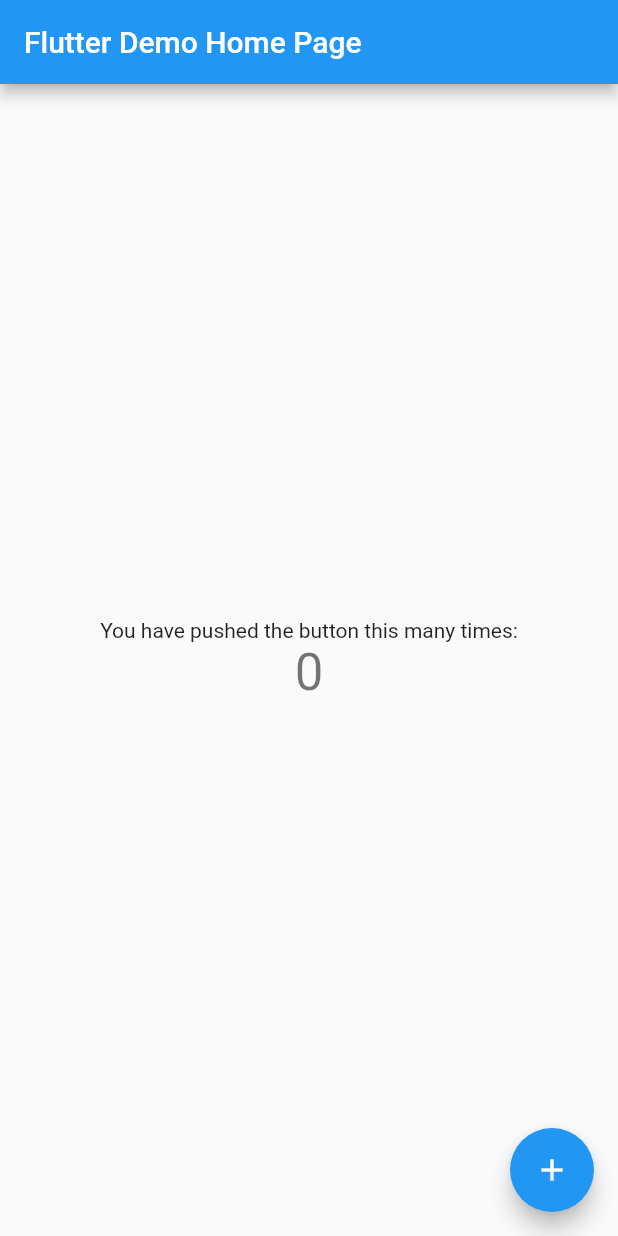
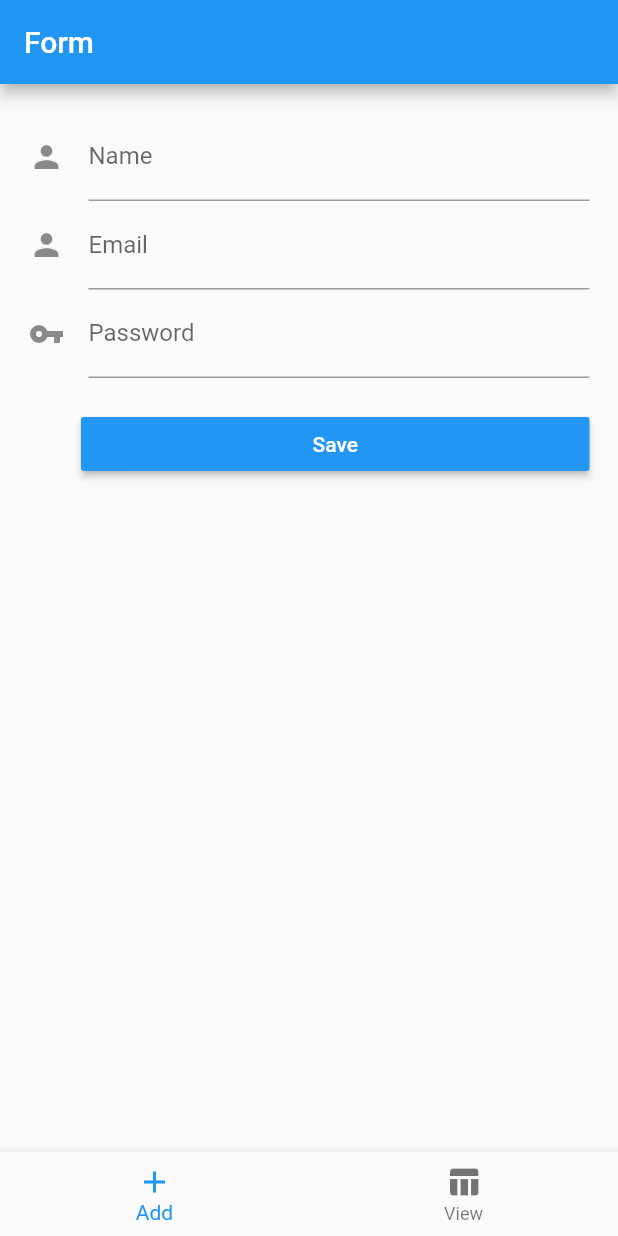
Before and after one commit to kneeraazon404/Site-monitoring-System, a Flutter app: the screen it shows after launch, on a phone screen of 412 x 824 dp. Run offline on Flutter 3.47's test engine with Material 2 defaults, Android fonts, the phone set to English and light mode, and no system bars.

```diff
--- /dev/null
+++ b/frontend/lib/form.dart
@@ -0,0 +1,101 @@
+import 'package:flutter/material.dart';
+import './user.dart';
+import 'package:http/http.dart' as http;
+import 'dart:async';
+import './main.dart';
+import 'dart:convert';
+class MyForm extends StatefulWidget {
+  int id;
+  MyForm(this.id);
+  @override
+  _MyFormState createState() => _MyFormState(this.id);
+}
+
+class _MyFormState extends State<MyForm> {
+  int id;
+  _MyFormState(this.id);
+  User user = User(0,'','','');
+  Future save() async{
+    if(user.id == 0){
+      await http.post("http://localhost:1337/apis/",
+      headers:<String,String>{'Context-Type':'application/json;charset=UTF-8'},body:<String,String>
+      {'name':user.name,'email':user.email,'password':user.password});
+    }else{
+      await http.put("http://localhost:1337/apis/${user.id.toString()}",
+      headers:<String,String>{'Context-Type':'application/json;charset=UTF-8'},body:<String,String>
+      {'name':user.name,'email':user.email,'password':user.password});
+    }
+      Navigator.push(context, new MaterialPageRoute(builder: (context)=>Home(1,0)));
+  }
+  @override
+  void initState() {
+    // TODO: implement initState
+    super.initState();
+    if(this.id != 0){
+      getOne();
+    }
+  }
+  void getOne() async{
+    var data = await http.get("http://localhost:1337/apis/${this.id}");
+    var u = json.decode(data.body);
+    setState(() {
+          user = User(u['id'], u['name'], u['email'], u['password']);
+    });
+  }
+  @override
+  Widget build(BuildContext context) {
+    return Container(
+       child: Form(child:
+          Padding(padding: EdgeInsets.all(19.0),
+            child:Column(
+                children: [
+                  Visibility(
+                    visible: false,
+                    child: TextField(controller: TextEditingController(text:user.id.toString())
+                    ),),
+                  TextField(
+                    controller: TextEditingController(text:user.name),
+                    onChanged: (val){
+                      user.name = val;
+                    },
+                    decoration: InputDecoration(
+                      labelText: "Name",
+                      icon: Icon(Icons.person)
+                    ),
+                  ),
+                  TextField(
+                    controller: TextEditingController(text:user.email),
+                    onChanged: (val){
+                      user.email = val;
+                    },
+                    decoration: InputDecoration(
+                      labelText: "Email",
+                      icon: Icon(Icons.person)
+                    ),
+                  ),
+                  TextField(
+                    controller: TextEditingController(text:user.password),
+                    onChanged: (val){
+                      user.password = val;
+                    },
+                    decoration: InputDecoration(
+                      labelText: "Password",
+                      icon: Icon(Icons.vpn_key)
+                    ),
+                  ),
+                  Padding(padding: EdgeInsets.fromLTRB(35, 20, 0, 0),
+                      child:MaterialButton(
+                        onPressed: save,
+                        minWidth: double.infinity,
+                        color: Colors.blue,
+                        textColor: Colors.white,
+                        child: Text("Save"),
+                      ),
+                  )
+                ],
+            ),
+          )
+       ),
+    );
+  }
+}
--- a/frontend/lib/main.dart
+++ b/frontend/lib/main.dart
@@ -1,117 +1,65 @@
 import 'package:flutter/material.dart';
-
-void main() {
-  runApp(MyApp());
+import 'package:frontend/form.dart';
+import 'package:frontend/list.dart';
+void main(){
+  runApp(Home(0,0));
+}
+class Home extends StatefulWidget {
+  int state;
+  int id;
+  Home(this.state,this.id);
+  @override
+  _HomeState createState() => _HomeState(this.state,this.id);
 }
 
-class MyApp extends StatelessWidget {
-  // This widget is the root of your application.
+class _HomeState extends State<Home> {
+  int state;
+  int id;
+  int _currentIndex = 0;
+  Widget _body;
+  String _title;
+  _HomeState(this.state,this.id);
+  @override
+  void initState() {
+    super.initState();
+    changeView(state);
+  }
+  void _onTap(index){
+    changeView(index);
+  }
+  void changeView(index){
+    _currentIndex = index;
+    setState(() {
+      switch (index) {
+        case 0:{
+          _title="Form";
+          _body=MyForm(this.id);
+          break;
+        }
+        case 1:{
+          _title="List";
+          _body=MyList();
+          break;-
+        }
+      }
+    });
+  }
   @override
   Widget build(BuildContext context) {
     return MaterialApp(
-      title: 'Flutter Demo',
-      theme: ThemeData(
-        // This is the theme of your application.
-        //
-        // Try running your application with "flutter run". You'll see the
-        // application has a blue toolbar. Then, without quitting the app, try
-        // changing the primarySwatch below to Colors.green and then invoke
-        // "hot reload" (press "r" in the console where you ran "flutter run",
-        // or simply save your changes to "hot reload" in a Flutter IDE).
-        // Notice that the counter didn't reset back to zero; the application
-        // is not restarted.
-        primarySwatch: Colors.blue,
-        // This makes the visual density adapt to the platform that you run
-        // the app on. For desktop platforms, the controls will be smaller and
-        // closer together (more dense) than on mobile platforms.
-        visualDensity: VisualDensity.adaptivePlatformDensity,
-      ),
-      home: MyHomePage(title: 'Flutter Demo Home Page'),
+      home:
+      Scaffold(
+        appBar: AppBar(title:Text(_title)),
+        body:_body,
+        bottomNavigationBar: BottomNavigationBar(
+          items: [
+            BottomNavigationBarItem(icon: Icon(Icons.add),title:Text("Add")),
+            BottomNavigationBarItem(icon: Icon(Icons.table_chart),title:Text("View")),
+          ],
+          currentIndex: _currentIndex,
+          onTap: _onTap,
+          ),
+      )
     );
   }
 }
-
-class MyHomePage extends StatefulWidget {
-  MyHomePage({Key key, this.title}) : super(key: key);
-
-  // This widget is the home page of your application. It is stateful, meaning
-  // that it has a State object (defined below) that contains fields that affect
-  // how it looks.
-
-  // This class is the configuration for the state. It holds the values (in this
-  // case the title) provided by the parent (in this case the App widget) and
-  // used by the build method of the State. Fields in a Widget subclass are
-  // always marked "final".
-
-  final String title;
-
-  @override
-  _MyHomePageState createState() => _MyHomePageState();
-}
-
-class _MyHomePageState extends State<MyHomePage> {
-  int _counter = 0;
-
-  void _incrementCounter() {
-    setState(() {
-      // This call to setState tells the Flutter framework that something has
-      // changed in this State, which causes it to rerun the build method below
-      // so that the display can reflect the updated values. If we changed
-      // _counter without calling setState(), then the build method would not be
-      // called again, and so nothing would appear to happen.
-      _counter++;
-    });
-  }
-
-  @override
-  Widget build(BuildContext context) {
-    // This method is rerun every time setState is called, for instance as done
-    // by the _incrementCounter method above.
-    //
-    // The Flutter framework has been optimized to make rerunning build methods
-    // fast, so that you can just rebuild anything that needs updating rather
-    // than having to individually change instances of widgets.
-    return Scaffold(
-      appBar: AppBar(
-        // Here we take the value from the MyHomePage object that was created by
-        // the App.build method, and use it to set our appbar title.
-        title: Text(widget.title),
-      ),
-      body: Center(
-        // Center is a layout widget. It takes a single child and positions it
-        // in the middle of the parent.
-        child: Column(
-          // Column is also a layout widget. It takes a list of children and
-          // arranges them vertically. By default, it sizes itself to fit its
-          // children horizontally, and tries to be as tall as its parent.
-          //
-          // Invoke "debug painting" (press "p" in the console, choose the
-          // "Toggle Debug Paint" action from the Flutter Inspector in Android
-          // Studio, or the "Toggle Debug Paint" command in Visual Studio Code)
-          // to see the wireframe for each widget.
-          //
-          // Column has various properties to control how it sizes itself and
-          // how it positions its children. Here we use mainAxisAlignment to
-          // center the children vertically; the main axis here is the vertical
-          // axis because Columns are vertical (the cross axis would be
-          // horizontal).
-          mainAxisAlignment: MainAxisAlignment.center,
-          children: <Widget>[
-            Text(
-              'You have pushed the button this many times:',
-            ),
-            Text(
-              '$_counter',
-              style: Theme.of(context).textTheme.headline4,
-            ),
-          ],
-        ),
-      ),
-      floatingActionButton: FloatingActionButton(
-        onPressed: _incrementCounter,
-        tooltip: 'Increment',
-        child: Icon(Icons.add),
-      ), // This trailing comma makes auto-formatting nicer for build methods.
-    );
-  }
-}
--- /dev/null
+++ b/frontend/lib/user.dart
@@ -0,0 +1,7 @@
+class User{
+  int id;
+  String name;
+  String email;
+  String password;
+  User(this.id,this.name,this.email,this.password);
+}
--- a/frontend/pubspec.yaml
+++ b/frontend/pubspec.yaml
@@ -21,6 +21,7 @@
   sdk: ">=2.7.0 <3.0.0"
 
 dependencies:
+  http: ^0.12.2
   flutter:
     sdk: flutter
 
```
Also changed, not shown: frontend/lib/detail.dart (added, +81 -0 lines), frontend/lib/list.dart (added, +52 -0 lines), frontend/lib/userDetails.dart (added, +81 -0 lines), frontend/pubspec.lock, 9 other files.
